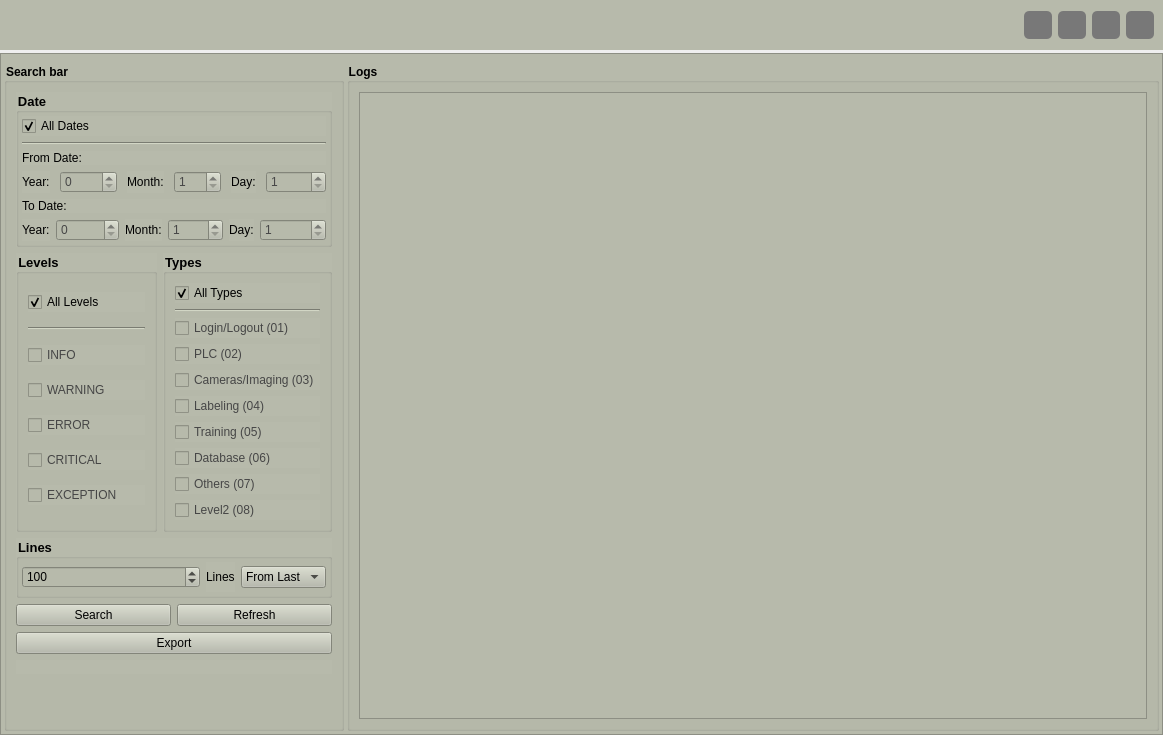
Old version of the form UI/show_logs.ui in the repository DORSA-co/trainApp_oxin.
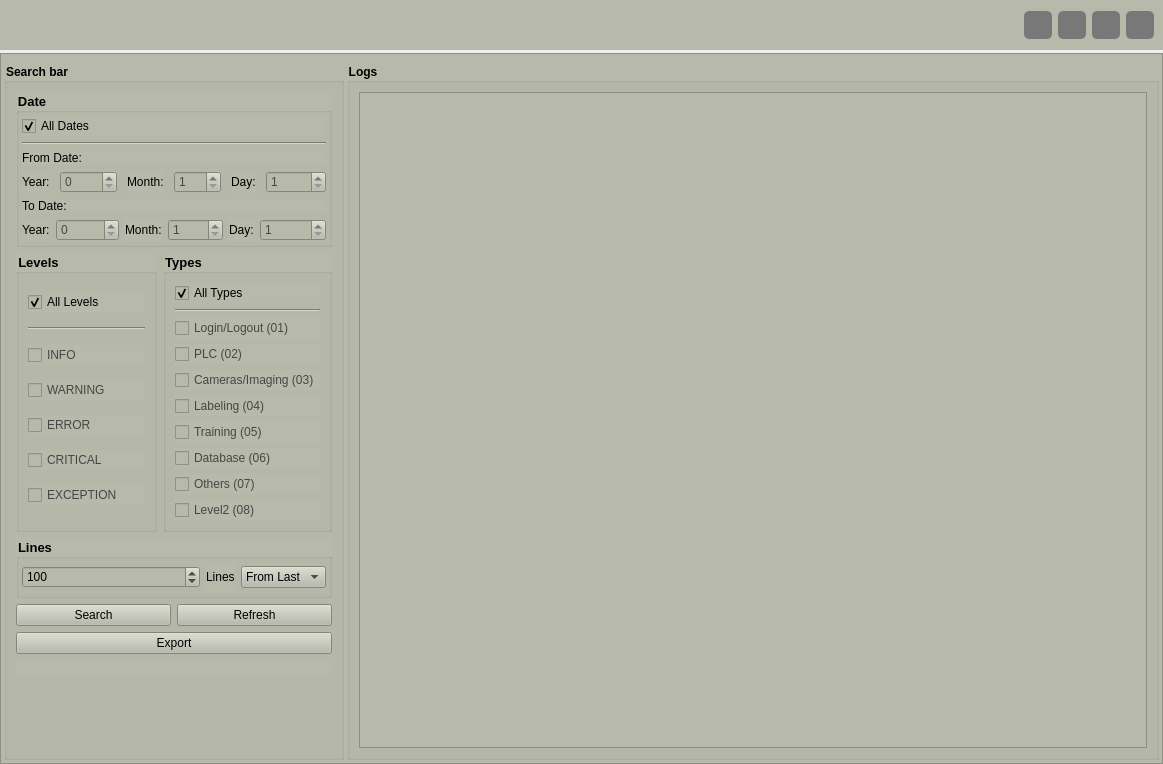
New version of the form. Icons and pictures are not drawn.

What changed in the file:
```diff
--- a/UI/show_logs.ui
+++ b/UI/show_logs.ui
@@ -7,7 +7,7 @@
     <x>0</x>
     <y>0</y>
     <width>1163</width>
-    <height>735</height>
+    <height>764</height>
    </rect>
   </property>
   <property name="windowTitle">
```
